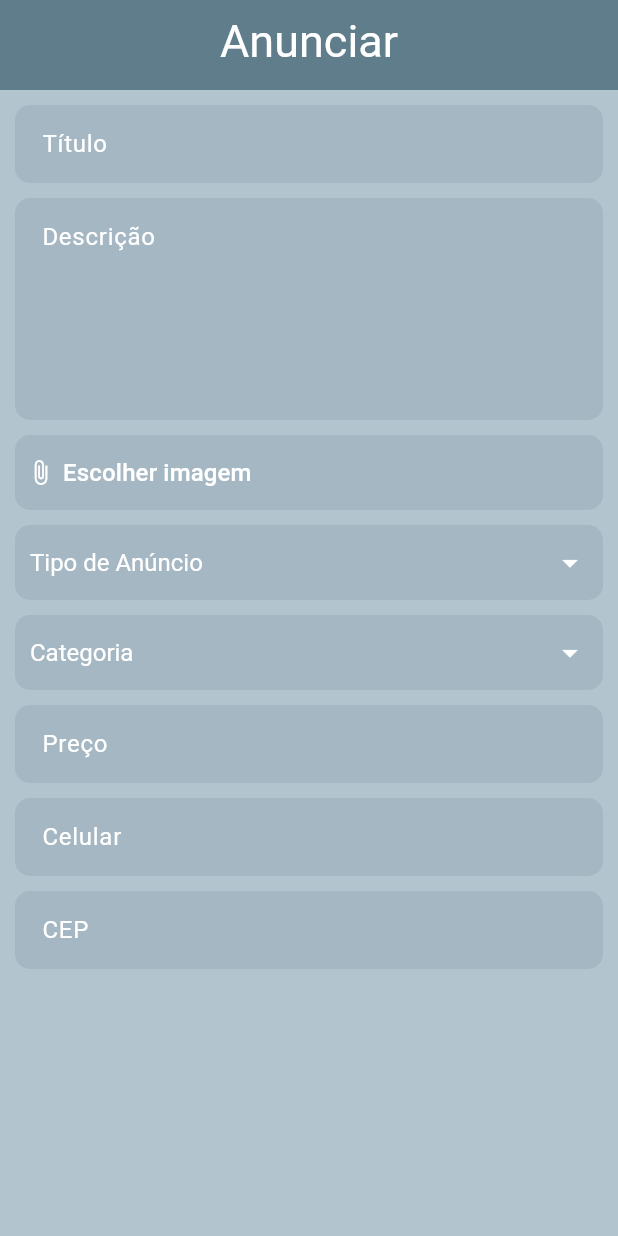
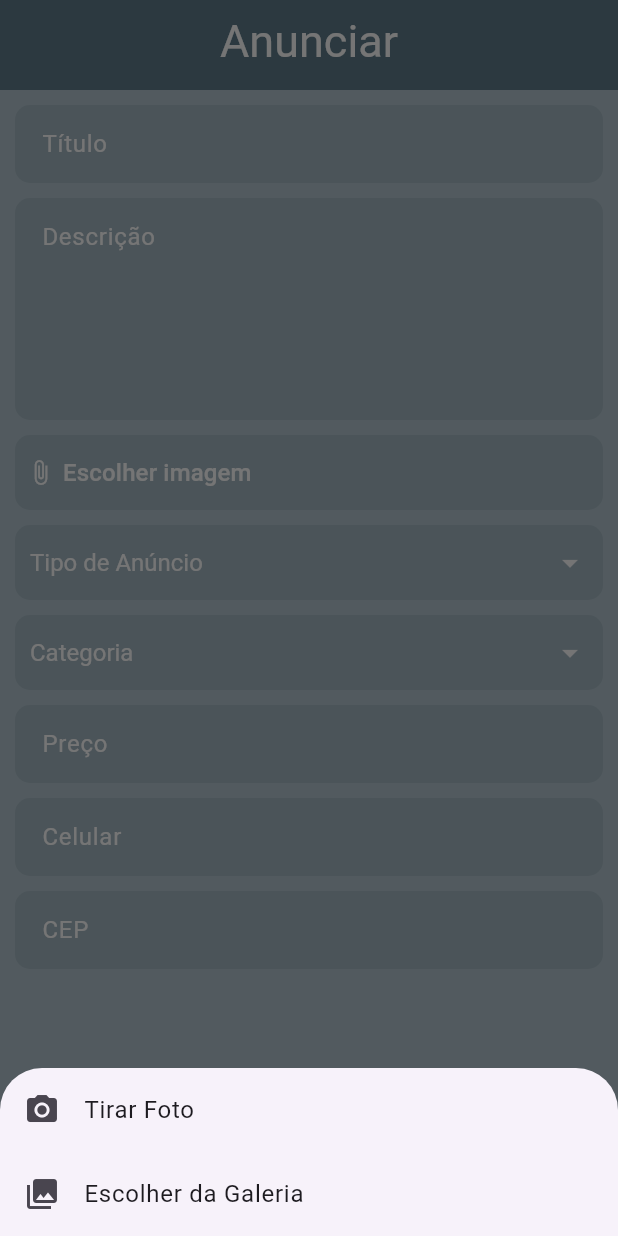
Before and after one commit to Trthomaz/sistema_de_anuncios, a Flutter app: the Anunciar screen opened directly, after a tap on "Escolher imagem", on a phone screen of 412 x 824 dp. Run offline on Flutter 3.47's test engine with Material 3 defaults, Android fonts, the phone set to English and light mode, and no system bars; our stand-ins replace flutter_rating_bar, image_picker, mask_text_input_formatter.

Commit message:
Att anunciar front

```diff
--- a/Front/lib/main.dart
+++ b/Front/lib/main.dart
@@ -24,5 +24,5 @@ void main() async {
                 .withOpacity(0.4), // Cor de fundo do texto selecionado
             selectionHandleColor: Colors.blueGrey),
       ),
-      home: Navigation()));
+      home: Login()));
 }
--- a/Front/lib/pages/navigation/anunciar.dart
+++ b/Front/lib/pages/navigation/anunciar.dart
@@ -2,7 +2,6 @@ import 'package:flutter/material.dart';
 import 'package:flutter/services.dart';
 import 'dart:io';
 import 'package:image_picker/image_picker.dart';
-import 'package:http/http.dart' as http;
 import 'package:mask_text_input_formatter/mask_text_input_formatter.dart';
 
 class Anunciar extends StatefulWidget {
@@ -13,6 +12,7 @@ class Anunciar extends StatefulWidget {
 }
 
 class _AnunciarState extends State<Anunciar> {
+  final PageStorageBucket _bucket = PageStorageBucket();
   // TextEditingControllers
   TextEditingController _tituloController = TextEditingController();
   TextEditingController _descricaoController = TextEditingController();
@@ -32,11 +32,38 @@ class _AnunciarState extends State<Anunciar> {
   List<String> tipos = ["Busca", "Venda"];
 
   Future<void> _pickImage() async {
-    final pickedFile = await _picker.pickImage(source: ImageSource.gallery);
+    // Exibe um diálogo para escolher entre câmera ou galeria
+    final pickedSource = await showModalBottomSheet<int>(
+      context: context,
+      builder: (BuildContext context) {
+        return Column(
+          mainAxisSize: MainAxisSize.min,
+          children: [
+            ListTile(
+              leading: Icon(Icons.camera_alt),
+              title: Text('Tirar Foto'),
+              onTap: () => Navigator.pop(context, 0),  //Camera
+            ),
+            ListTile(
+              leading: Icon(Icons.photo_library),
+              title: Text('Escolher da Galeria'),
+              onTap: () => Navigator.pop(context, 1),  //Galeria
+            ),
+          ],
+        );
+      },
+    );
+
+      if (pickedSource == null) return;
+
+      final ImageSource source =
+          pickedSource == 0 ? ImageSource.camera : ImageSource.gallery;
+
+      final pickedFile = await _picker.pickImage(source: source);
 
       if (pickedFile != null) {
         setState(() {
-        _selectedImage = File(pickedFile.path); // Converte para File
+          _selectedImage = File(pickedFile.path);
         });
       } else {
         print('Nenhuma imagem selecionada.');
@@ -45,12 +72,8 @@ class _AnunciarState extends State<Anunciar> {
 
   @override
   Widget build(BuildContext context) {
-    return PopScope(
-      // Impede o uso do botão de voltar do celular para voltar para a tela de login
-      canPop: false,
-      child: Scaffold(
+    return Scaffold(
       appBar: PreferredSize(
-          // Tamanho do AppBar
         preferredSize: Size.fromHeight(60.0),
         child: AppBar(
           backgroundColor: Theme.of(context).primaryColor,
@@ -70,13 +93,13 @@ class _AnunciarState extends State<Anunciar> {
         ),
       ),
       body: ListView(
-
-          children: [Center(
+        children: [
+          Center(
             child: Padding(
-             padding: const EdgeInsets.only(right: 10, left: 10,),
+              padding: const EdgeInsets.only(right: 10, left: 10),
               child: Column(
                 children: [
-                // Titulo
+                  // Título
                   Padding(
                     padding: const EdgeInsets.only(top: 10),
                     child: TextField(
@@ -93,10 +116,8 @@ class _AnunciarState extends State<Anunciar> {
                           borderRadius: BorderRadius.circular(10),
                         ),
                         filled: true,
-                      fillColor:
-                          Theme.of(context).cardColor,
-                      contentPadding:
-                          EdgeInsets.symmetric(vertical: 14, horizontal: 14),
+                        fillColor: Theme.of(context).cardColor,
+                        contentPadding: EdgeInsets.symmetric(vertical: 14, horizontal: 14),
                         hintText: "Título",
                         hintStyle: TextStyle(
                           color: Theme.of(context).primaryColorLight,
@@ -124,10 +145,8 @@ class _AnunciarState extends State<Anunciar> {
                           borderRadius: BorderRadius.circular(10),
                         ),
                         filled: true,
-                      fillColor:
-                          Theme.of(context).cardColor,
-                      contentPadding:
-                          EdgeInsets.symmetric(vertical: 14, horizontal: 14),
+                        fillColor: Theme.of(context).cardColor,
+                        contentPadding: EdgeInsets.symmetric(vertical: 14, horizontal: 14),
                         hintText: "Descrição",
                         hintStyle: TextStyle(
                           color: Theme.of(context).primaryColorLight,
@@ -139,24 +158,38 @@ class _AnunciarState extends State<Anunciar> {
                   // Imagem
                   LayoutBuilder(builder: (context, constraints) {
                     double size = constraints.maxWidth * 0.7; // Altura da imagem
-                  return
-                    Padding(
+                    return Padding(
                       padding: const EdgeInsets.only(top: 10),
                       child: _selectedImage != null
-                      ? Column(children: [
-                          ClipRRect(
-                            borderRadius:
-                                BorderRadius.circular(10),
-                            child: Image.file(_selectedImage!, width: size, height: size, fit: BoxFit.cover,) // Mostra a imagem selecionada
+                          ? Column(
+                              children: [
+                                GestureDetector(
+                                  onTap: () {
+                                    // Navega para a tela de visualização da imagem
+                                    Navigator.push(
+                                      context,
+                                      MaterialPageRoute(
+                                        builder: (context) => FullScreenImage(imageFile: _selectedImage!),
+                                      ),
+                                    );
+                                  },
+                                  child: ClipRRect(
+                                    borderRadius: BorderRadius.circular(10),
+                                    child: Image.file(
+                                      _selectedImage!,
+                                      width: size,
+                                      height: size,
+                                      fit: BoxFit.cover,
+                                    ),
+                                  ),
                                 ),
                                 SizedBox(height: 10),
                                 FilledButton(
-                            onPressed: (){
+                                  onPressed: () {
                                     _pickImage();
                                   },
                                   style: FilledButton.styleFrom(
-                              backgroundColor:
-                                  Theme.of(context).cardColor,
+                                    backgroundColor: Theme.of(context).cardColor,
                                     fixedSize: Size(double.infinity, 50),
                                     padding: EdgeInsets.all(8),
                                     shape: RoundedRectangleBorder(
@@ -171,9 +204,7 @@ class _AnunciarState extends State<Anunciar> {
                                           Icons.attach_file,
                                           color: Theme.of(context).primaryColorLight,
                                         ),
-                                  SizedBox(
-                                    width: 6,
-                                  ),
+                                        SizedBox(width: 6),
                                         Text(
                                           "Substituir imagem",
                                           style: TextStyle(
@@ -183,15 +214,16 @@ class _AnunciarState extends State<Anunciar> {
                                         ),
                                       ],
                                     ),
-                          )),])
-
+                                  ),
+                                ),
+                              ],
+                            )
                           : FilledButton(
-                          onPressed: (){
+                              onPressed: () {
                                 _pickImage();
                               },
                               style: FilledButton.styleFrom(
-                            backgroundColor:
-                                Theme.of(context).cardColor,
+                                backgroundColor: Theme.of(context).cardColor,
                                 fixedSize: Size(double.infinity, 50),
                                 padding: EdgeInsets.all(8),
                                 shape: RoundedRectangleBorder(
@@ -206,9 +238,7 @@ class _AnunciarState extends State<Anunciar> {
                                       Icons.attach_file,
                                       color: Theme.of(context).primaryColorLight,
                                     ),
-                                SizedBox(
-                                  width: 6,
-                                ),
+                                    SizedBox(width: 6),
                                     Text(
                                       "Escolher imagem",
                                       style: TextStyle(
@@ -216,19 +246,20 @@ class _AnunciarState extends State<Anunciar> {
                                         fontSize: 16,
                                       ),
                                     ),
+
                                   ],
                                 ),
-                          )),
+                              ),
+                            ),
                     );
-                  }
-                ),
+                  }),
                   // Tipo de Anúncio
                   Padding(
                     padding: const EdgeInsets.only(top: 10),
                     child: Container(
                       height: 50,
                       decoration: BoxDecoration(
-                      borderRadius: BorderRadius.circular(10), // Arredondando as bordas
+                        borderRadius: BorderRadius.circular(10),
                         color: Theme.of(context).cardColor,
                       ),
                       child: DropdownButton<String>(
@@ -472,8 +503,37 @@ class _AnunciarState extends State<Anunciar> {
                 ],
               ),
             ),
-          ),]
-        )
-    ));
+          ),
+        ],
+      ),
+    );
   }
 }
+
+class FullScreenImage extends StatelessWidget {
+  final File imageFile;
+
+  const FullScreenImage({super.key, required this.imageFile});
+
+  @override
+  Widget build(BuildContext context) {
+    return Scaffold(
+      backgroundColor: Colors.black,
+      appBar: AppBar(
+        backgroundColor: Colors.transparent,
+        elevation: 0,
+        leading: IconButton(
+          icon: Icon(Icons.close),
+          onPressed: () {
+            Navigator.pop(context);  // Fecha a tela de visualização
+          },
+        ),
+      ),
+      body: Center(
+        child: InteractiveViewer(
+          child: Image.file(imageFile), // Exibe a imagem em tela cheia
+        ),
+      ),
+    );
+  }
+}
```
Also changed, not shown: Front/pubspec.lock. Lines whose indentation alone changed are shown as unchanged.
